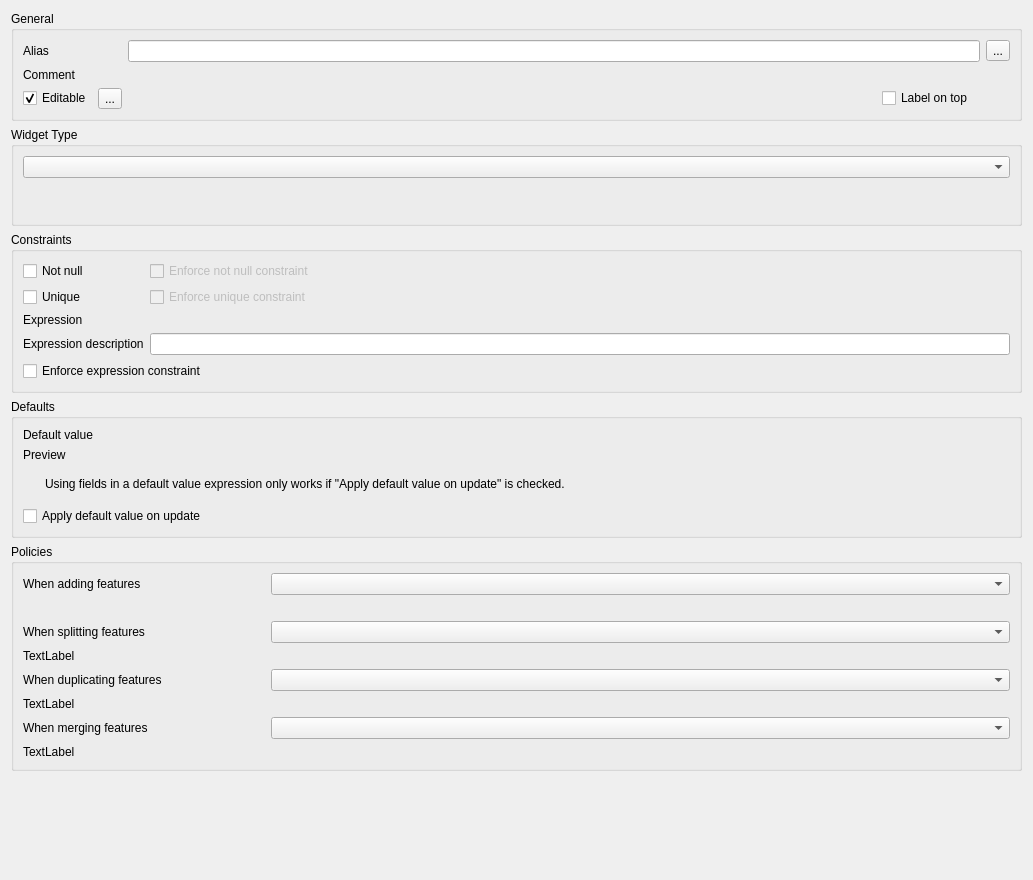
Before: the Qt Designer form src/ui/attributeformconfig/qgsattributetypeedit.ui in qgis/QGIS, drawn with Qt 5.
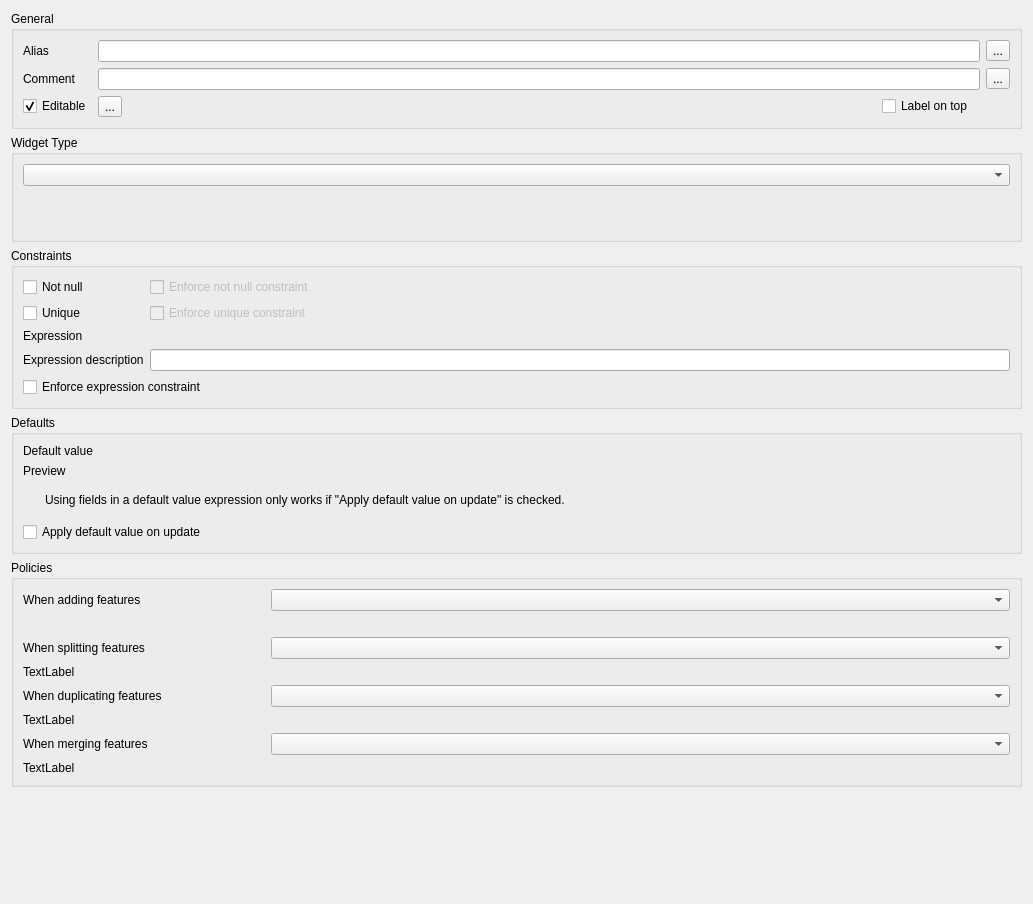
After: the same form once the commit is applied. Icons and pictures are not drawn. Custom widgets are drawn as their Qt base class.

Commit message: Attribute form properties for the custom set of comment. Empty string is a valid value for custom comment as well to override the provider comment. You can reset to the provider comment (if existing) in the attribute form property via clear-button.

```diff
--- a/src/ui/attributeformconfig/qgsattributetypeedit.ui
+++ b/src/ui/attributeformconfig/qgsattributetypeedit.ui
@@ -7,7 +7,7 @@
     <x>0</x>
     <y>0</y>
     <width>1033</width>
-    <height>880</height>
+    <height>904</height>
    </rect>
   </property>
   <property name="windowTitle">
@@ -37,16 +37,6 @@
         </property>
        </widget>
       </item>
-      <item row="1" column="2" colspan="3">
-       <widget class="QLabel" name="laCommentContent">
-        <property name="text">
-         <string/>
-        </property>
-        <property name="wordWrap">
-         <bool>true</bool>
-        </property>
-       </widget>
-      </item>
       <item row="2" column="0">
        <widget class="QCheckBox" name="isFieldEditableCheckBox">
         <property name="text">
@@ -71,9 +61,6 @@
         </property>
        </widget>
       </item>
-      <item row="0" column="2" colspan="3">
-       <widget class="QLineEdit" name="mAlias"/>
-      </item>
       <item row="2" column="1">
        <widget class="QgsPropertyOverrideButton" name="mEditableExpressionButton">
         <property name="text">
@@ -81,6 +68,23 @@
         </property>
        </widget>
       </item>
+      <item row="1" column="5">
+       <widget class="QgsPropertyOverrideButton" name="mCustomCommentExpressionButton">
+        <property name="text">
+         <string>...</string>
+        </property>
+       </widget>
+      </item>
+      <item row="1" column="1" colspan="4">
+       <widget class="QLineEdit" name="mCustomComment">
+        <property name="clearButtonEnabled">
+         <bool>false</bool>
+        </property>
+       </widget>
+      </item>
+      <item row="0" column="1" colspan="4">
+       <widget class="QLineEdit" name="mAlias"/>
+      </item>
      </layout>
     </widget>
    </item>
```
Left out of the diff: 11 changed lines with no effect on the pictures. The commit also changes 8 other files.
